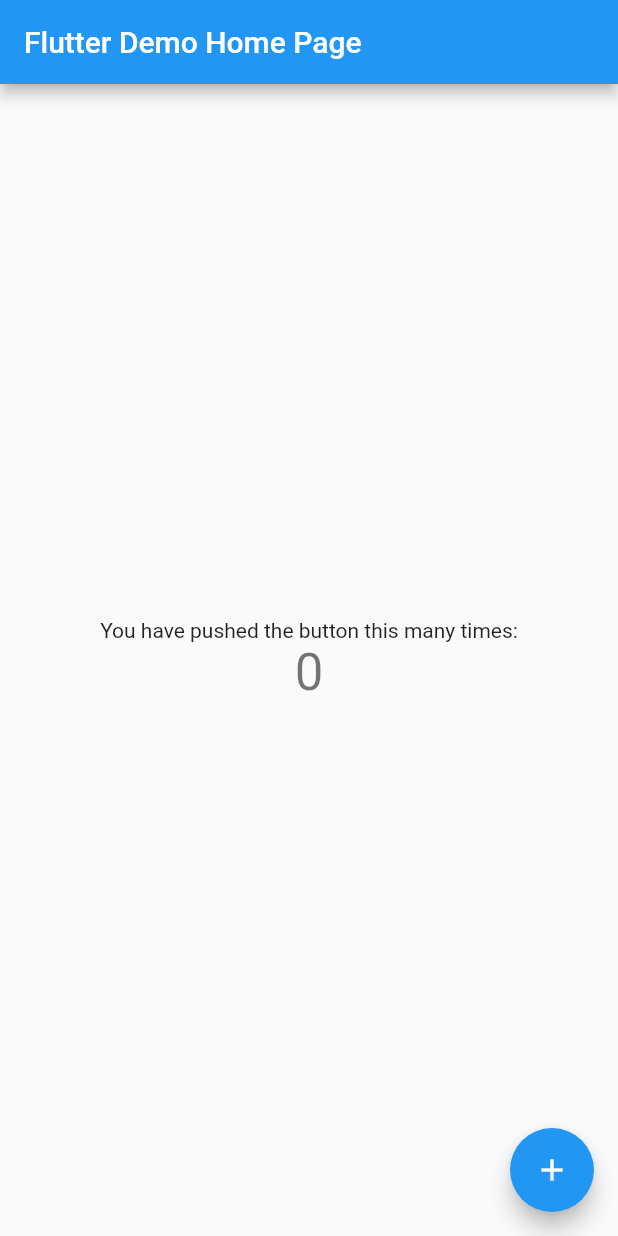
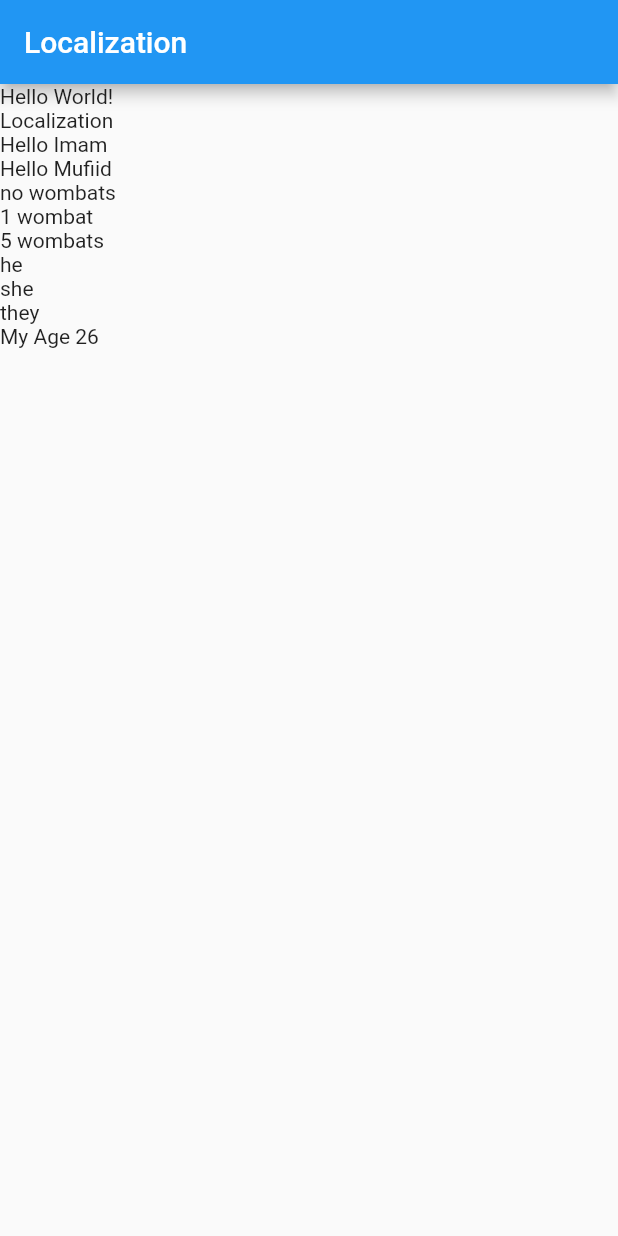
Before and after one commit to imammufiid/fluter-localization, a Flutter app: the screen it shows after launch, on a phone screen of 412 x 824 dp. Run offline on Flutter 3.47's test engine with Material 2 defaults, Android fonts, the phone set to English and light mode, and no system bars; generated files the repository leaves out were written again.

Commit message:
:white_check_mark: feat: Added localization

```diff
--- /dev/null
+++ b/l10n.yaml
@@ -0,0 +1,3 @@
+arb-dir: lib/l10n
+template-arb-file: intl_en.arb
+output-localization-file: app_localizations.dart
--- a/lib/home_page.dart
+++ b/lib/home_page.dart
@@ -1,47 +1,39 @@
 import 'package:flutter/material.dart';
+import 'package:flutter_gen/gen_l10n/app_localizations.dart';
 
-class MyHomePage extends StatefulWidget {
-  const MyHomePage({super.key, required this.title});
-
-  final String title;
-
-  @override
-  State<MyHomePage> createState() => _MyHomePageState();
-}
-
-class _MyHomePageState extends State<MyHomePage> {
-  int _counter = 0;
-
-  void _incrementCounter() {
-    setState(() {
-      _counter++;
-    });
-  }
+class HomePage extends StatelessWidget {
+  const HomePage({super.key});
 
   @override
   Widget build(BuildContext context) {
     return Scaffold(
       appBar: AppBar(
-        title: Text(widget.title),
+        title: Text("Localization"),
       ),
-      body: Center(
+      body: SingleChildScrollView(
         child: Column(
-          mainAxisAlignment: MainAxisAlignment.center,
-          children: <Widget>[
-            const Text(
-              'You have pushed the button this many times:',
-            ),
-            Text(
-              '$_counter',
-              style: Theme.of(context).textTheme.headlineMedium,
-            ),
+          crossAxisAlignment: CrossAxisAlignment.start,
+          children: [
+            Text(AppLocalizations.of(context)!.helloWorld),
+            Text(AppLocalizations.of(context)!.titleLocalization),
+            Text(AppLocalizations.of(context)!.helloWithName("Imam")),
+            Text(AppLocalizations.of(context)!.helloWithName("Mufiid")),
+            // Returns 'no wombats'
+            Text(AppLocalizations.of(context)!.nWombats(0)),
+            // Returns '1 wombat'
+            Text(AppLocalizations.of(context)!.nWombats(1)),
+            // Returns '5 wombats'
+            Text(AppLocalizations.of(context)!.nWombats(5)),
+            // Returns 'he'
+            Text(AppLocalizations.of(context)!.pronoun('male')),
+            // Returns 'she'
+            Text(AppLocalizations.of(context)!.pronoun('female')),
+            // Returns 'they'
+            Text(AppLocalizations.of(context)!.pronoun('other')),
+            // Number
+            Text(AppLocalizations.of(context)!.myAge(26))
           ],
         ),
-      ),
-      floatingActionButton: FloatingActionButton(
-        onPressed: _incrementCounter,
-        tooltip: 'Increment',
-        child: const Icon(Icons.add),
       ),
     );
   }
--- a/lib/my_app.dart
+++ b/lib/my_app.dart
@@ -1,6 +1,6 @@
 import 'package:flutter/material.dart';
 import 'package:flutter_localization/home_page.dart';
-import 'package:flutter_localizations/flutter_localizations.dart';
+import 'package:flutter_gen/gen_l10n/app_localizations.dart';
 
 class MyApp extends StatelessWidget {
   const MyApp({super.key});
@@ -13,17 +13,9 @@ class MyApp extends StatelessWidget {
       theme: ThemeData(
         primarySwatch: Colors.blue,
       ),
-      localizationsDelegates: const [
-        GlobalMaterialLocalizations.delegate,
-        GlobalWidgetsLocalizations.delegate,
-        GlobalCupertinoLocalizations.delegate
-      ],
-      supportedLocales: const [
-        Locale("en"),
-        Locale("id"),
-        Locale("es"),
-      ],
-      home: const MyHomePage(title: 'Flutter Demo Home Page'),
+      localizationsDelegates: AppLocalizations.localizationsDelegates,
+      supportedLocales: AppLocalizations.supportedLocales,
+      home: const HomePage(),
     );
   }
 }
--- a/pubspec.yaml
+++ b/pubspec.yaml
@@ -62,6 +62,9 @@ flutter:
   # the material Icons class.
   uses-material-design: true
 
+  # For localization
+  generate: true
+
   # To add assets to your application, add an assets section, like this:
   # assets:
   #   - images/a_dot_burr.jpeg
@@ -92,3 +95,5 @@ flutter:
   #
   # For details regarding fonts from package dependencies,
   # see https://flutter.dev/custom-fonts/#from-packages
+flutter_intl:
+  enabled: true
```
Also changed, not shown: lib/l10n/intl_en.arb (added, +49 -0 lines), lib/l10n/intl_es.arb (added, +49 -0 lines), lib/l10n/intl_id.arb (added, +50 -0 lines), lib/l10n/l10n.dart (added, +9 -0 lines).
